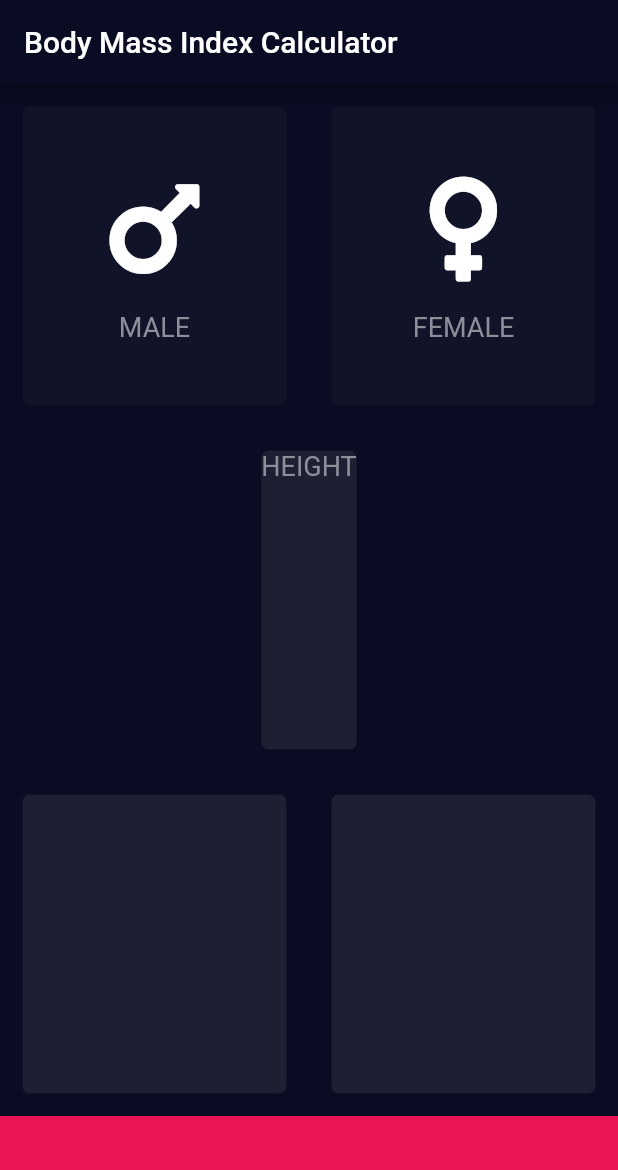
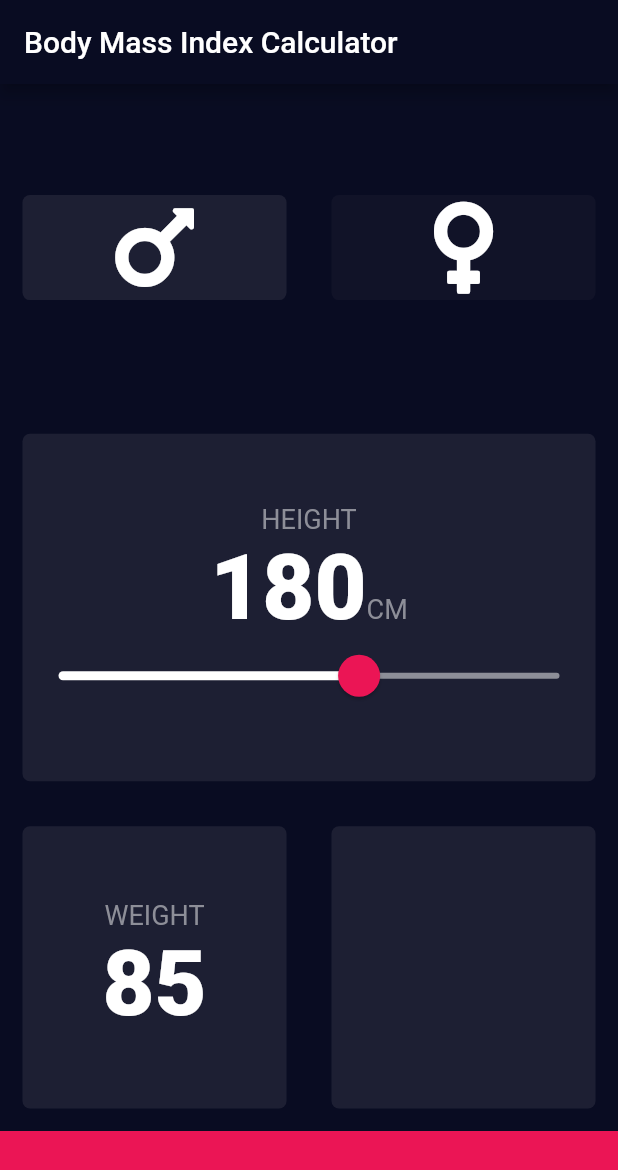
Before and after one commit to TheBeachLab/BMI-calc, a Flutter app: the screen it shows after launch, on a phone screen of 412 x 824 dp. Shown: the top 1170 px of the screen. Run offline on Flutter 3.47's test engine with Material 2 defaults, Android fonts, the light colour scheme and no system bars; our stand-ins replace font_awesome_flutter.

Commit message:
slider done

```diff
--- a/lib/card_content.dart
+++ b/lib/card_content.dart
@@ -2,11 +2,10 @@ import 'package:flutter/material.dart';
 import 'constants.dart';
 
 // Reusable card content
-class cardContent extends StatelessWidget {
+class CardContent extends StatelessWidget {
   final String cardText; // text property
   final IconData cardIcon; // icon property
-  cardContent(
-      {@required this.cardIcon, @required this.cardText}); // constructor
+  CardContent({@required this.cardIcon, this.cardText}); // constructor
 
   @override
   Widget build(BuildContext context) {
@@ -15,13 +14,8 @@ class cardContent extends StatelessWidget {
       children: <Widget>[
         Icon(
           cardIcon,
-          size: 80.0,
+          size: 70.0,
         ),
-        SizedBox(height: 15.0),
-        Text(
-          cardText,
-          style: kLabelTextStyle,
-        )
       ],
     );
   }
--- a/lib/card_widget.dart
+++ b/lib/card_widget.dart
@@ -5,15 +5,18 @@ class MyCard extends StatelessWidget {
   final Color tone; // tone property of my card
   final Widget cardChild; // content property of the card
   final Function onPress; // press property of the card
+  final int flex; // flex property
 
   MyCard(
       {@required this.tone,
+      this.flex,
       this.cardChild,
       this.onPress}); // constructor with properties
 
   @override
   Widget build(BuildContext context) {
     return Expanded(
+      flex: flex,
       child: GestureDetector(
         onTap: onPress, // the function will be defined in each object instance
         child: Container(
--- a/lib/constants.dart
+++ b/lib/constants.dart
@@ -1,12 +1,19 @@
 // Constants file
 import 'package:flutter/material.dart';
 
-const kBottomContainerHeight = 80.0;
+const kBottomContainerHeight = 70.0;
 const kActiveColor = Color(0xff1D1F33);
 const kInactiveColor = Color(0xFF111328);
 const kButtonColor = Color(0xFFEB1555);
+const kButtonShade = Color(0x29EB1555);
+const kLabelColor = Color(0xFF8D8E98);
 
 const kLabelTextStyle = TextStyle(
   fontSize: 18.0,
-  color: Color(0xFF8D8E98),
+  color: kLabelColor,
 );
+
+const kNumberStyle = TextStyle(
+  fontSize: 60.0,
+  fontWeight: FontWeight.w800,
+);
--- a/lib/input.dart
+++ b/lib/input.dart
@@ -1,5 +1,6 @@
 import 'package:flutter/cupertino.dart';
 import 'package:flutter/material.dart';
+import 'package:flutter/painting.dart';
 import 'package:font_awesome_flutter/font_awesome_flutter.dart';
 import 'card_content.dart';
 import 'card_widget.dart';
@@ -13,7 +14,9 @@ class InputPage extends StatefulWidget {
 }
 
 class _InputPageState extends State<InputPage> {
-  Gender selectedGender;
+  Gender selectedGender = Gender.male;
+  int height = 180;
+  int weight = 85;
 
   @override
   Widget build(BuildContext context) {
@@ -24,55 +27,125 @@ class _InputPageState extends State<InputPage> {
         body: Column(
           children: <Widget>[
             Expanded(
+              flex: 5,
               child: Row(
                 children: <Widget>[
                   MyCard(
+                    flex: 1,
                     onPress: () {
                       setState(() {
                         print('male tap');
                         selectedGender = Gender.male;
+                        height = 180;
+                        weight = 85;
                       });
                     },
                     tone: selectedGender == Gender.male
                         ? kActiveColor
                         : kInactiveColor,
-                    cardChild: cardContent(
-                      cardIcon: FontAwesomeIcons.mars,
-                      cardText: 'MALE',
+                    cardChild: Icon(
+                      FontAwesomeIcons.mars,
+                      size: 70.0,
                     ),
                   ),
                   MyCard(
+                    flex: 1,
                     onPress: () {
                       setState(() {
                         print('female tap');
                         selectedGender = Gender.female;
+                        height = 165;
+                        weight = 70;
                       });
                     },
                     tone: selectedGender == Gender.female
                         ? kActiveColor
                         : kInactiveColor,
-                    cardChild: cardContent(
-                        cardIcon: FontAwesomeIcons.venus, cardText: 'FEMALE'),
+                    cardChild: Icon(
+                      FontAwesomeIcons.venus,
+                      size: 70.0,
+                    ),
                   ),
                 ],
               ),
             ),
             MyCard(
+              flex: 6,
               tone: kActiveColor,
               cardChild: Column(
+                mainAxisAlignment: MainAxisAlignment.center,
                 children: <Widget>[
                   Text(
                     'HEIGHT',
                     style: kLabelTextStyle,
-                  )
+                  ),
+                  Row(
+                    mainAxisAlignment: MainAxisAlignment.center,
+                    crossAxisAlignment: CrossAxisAlignment.baseline,
+                    textBaseline: TextBaseline.alphabetic,
+                    children: <Widget>[
+                      Text(
+                        height.toString(),
+                        style: kNumberStyle,
+                      ),
+                      Text(
+                        'CM',
+                        style: kLabelTextStyle,
+                      ),
+                    ],
+                  ),
+                  SliderTheme(
+                    data: SliderTheme.of(context).copyWith(
+                      thumbColor: kButtonColor,
+                      activeTrackColor: Colors.white,
+                      inactiveTrackColor: kLabelColor,
+                      overlayColor: kButtonShade,
+                      thumbShape: RoundSliderThumbShape(
+                        enabledThumbRadius: 14.0,
+                      ),
+                    ),
+                    child: Slider(
+                      value: height.toDouble(),
+                      min: 120.0,
+                      max: 220.0,
+                      onChanged: (double newValue) {
+                        setState(() {
+                          height = newValue.round();
+                        });
+                      },
+                    ),
+                  ),
                 ],
               ),
             ),
             Expanded(
+              flex: 5,
               child: Row(
                 children: <Widget>[
-                  MyCard(tone: kActiveColor),
-                  MyCard(tone: kActiveColor),
+                  MyCard(
+                    tone: kActiveColor,
+                    flex: 1,
+                    cardChild: Column(
+                      mainAxisAlignment: MainAxisAlignment.center,
+                      children: <Widget>[
+                        Text(
+                          'WEIGHT',
+                          style: kLabelTextStyle,
+                        ),
+                        Text(
+                          weight.toString(),
+                          style: kNumberStyle,
+                        ),
+                        Row(
+                            //
+                            )
+                      ],
+                    ),
+                  ),
+                  MyCard(
+                    tone: kActiveColor,
+                    flex: 1,
+                  ),
                 ],
               ),
             ),
```
Also changed, not shown: 1 other file.
